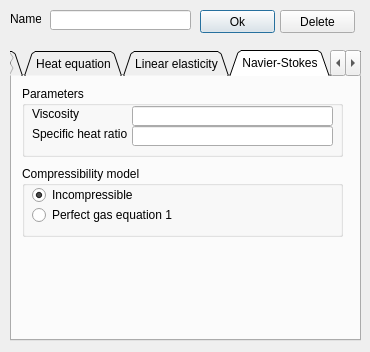
Qt form misc/Mesh3D/forms/matpropertyeditor.ui (tehnick/elmerfem) before a commit.
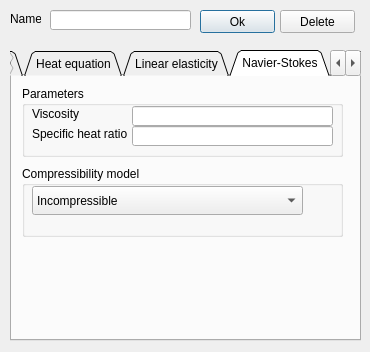
The same form after that commit. The open tabs and pages were chosen to show the change.

Commit message: Mesh3D: add compressibility model options.

Diff of the .ui file:
```diff
--- a/misc/Mesh3D/forms/matpropertyeditor.ui
+++ b/misc/Mesh3D/forms/matpropertyeditor.ui
@@ -467,34 +467,40 @@
      <property name="title" >
       <string>Compressibility model</string>
      </property>
-     <widget class="QRadioButton" name="navierStokesIncompressibleButton" >
+     <widget class="QComboBox" name="navierStokesCompressibilityCombo" >
       <property name="geometry" >
        <rect>
         <x>10</x>
         <y>20</y>
-        <width>151</width>
-        <height>18</height>
+        <width>271</width>
+        <height>29</height>
        </rect>
       </property>
+      <item>
       <property name="text" >
        <string>Incompressible</string>
       </property>
-      <property name="checked" >
-       <bool>true</bool>
-      </property>
-     </widget>
-     <widget class="QRadioButton" name="navierStokesPerfectGas1Button" >
-      <property name="geometry" >
-       <rect>
-        <x>10</x>
-        <y>40</y>
-        <width>151</width>
-        <height>18</height>
-       </rect>
-      </property>
+      </item>
+      <item>
+       <property name="text" >
+        <string>Thermal</string>
+       </property>
+      </item>
+      <item>
+       <property name="text" >
+        <string>Perfect Gas</string>
+       </property>
+      </item>
+      <item>
       <property name="text" >
-       <string>Perfect gas equation 1</string>
-      </property>
+        <string>User defined</string>
+       </property>
+      </item>
+      <item>
+       <property name="text" >
+        <string>Artificial Compressible</string>
+       </property>
+      </item>
      </widget>
     </widget>
    </widget>
```
Left out of the diff: 2 changed lines with no effect on the pictures. Lines whose indentation alone changed are shown as unchanged. The commit also changes 3 other files.
